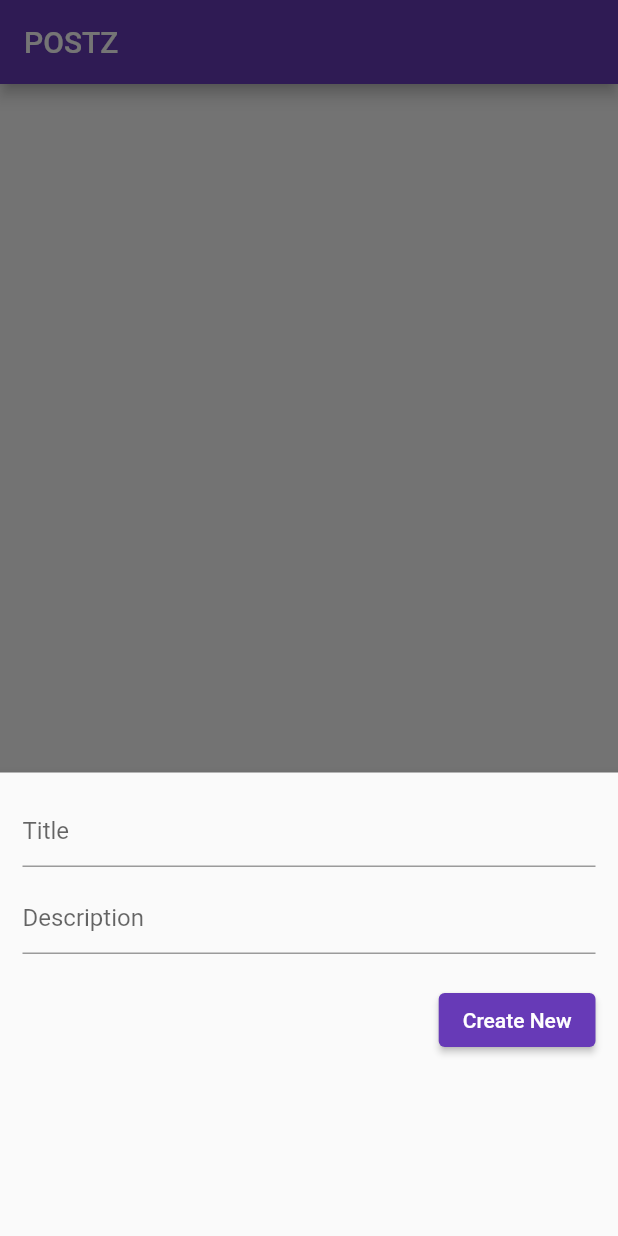
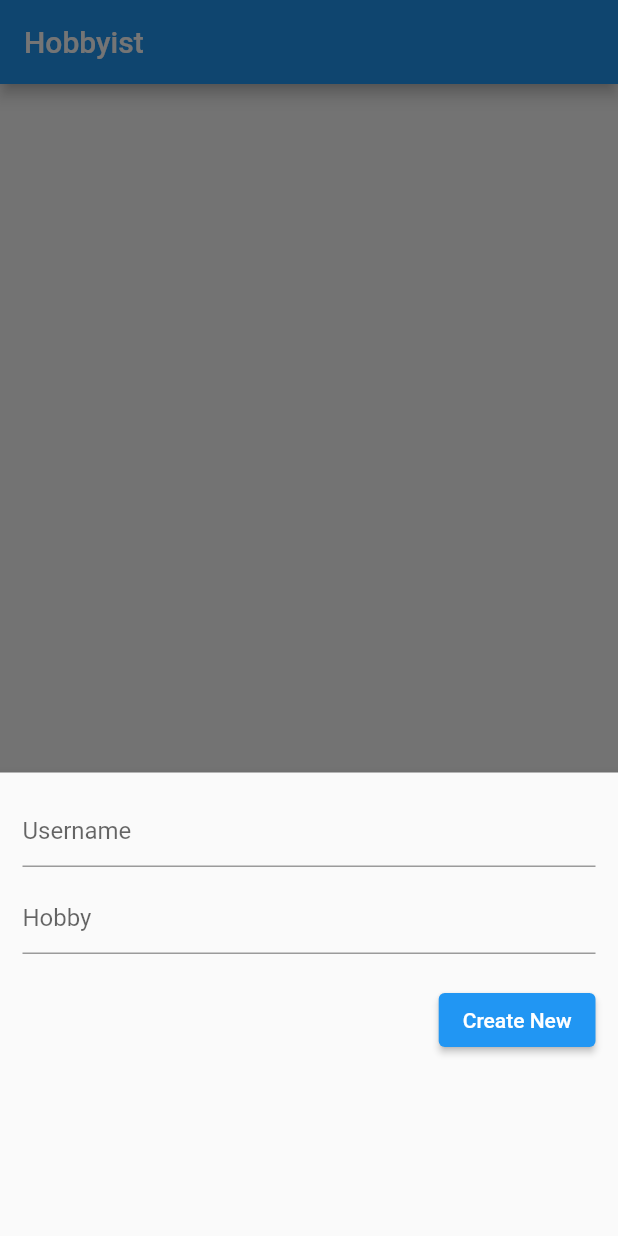
Before and after one commit to madbull12/flutter-assignment, a Flutter app: the screen it shows after launch, after a tap on the "add" icon, on a phone screen of 412 x 824 dp. Run offline on Flutter 3.47's test engine with Material 2 defaults, Android fonts, the phone set to English and light mode, and no system bars; our stand-ins replace sqflite; accounts and stored records are empty.

```diff
--- a/lib/sql_helper.dart
+++ b/lib/db_helper.dart
@@ -1,23 +1,20 @@
 import 'package:flutter/foundation.dart';
 import 'package:sqflite/sqflite.dart' as sql;
 
-class SQLHelper {
+class DBHelper {
   static Future<void> createTables(sql.Database database) async {
     await database.execute("""CREATE TABLE items(
         id INTEGER PRIMARY KEY AUTOINCREMENT NOT NULL,
-        title TEXT,
-        description TEXT,
+        username TEXT,
+        hobby TEXT,
         createdAt TIMESTAMP NOT NULL DEFAULT CURRENT_TIMESTAMP
       )
       """);
   }
-// id: the id of a item
-// title, description: name and description of your activity
-// created_at: the time that the item was created. It will be automatically handled by SQLite
 
   static Future<sql.Database> db() async {
     return sql.openDatabase(
-      'andrian.db',
+      'jeck.db',
       version: 1,
       onCreate: (sql.Database database, int version) async {
         await createTables(database);
@@ -25,37 +22,31 @@ class SQLHelper {
     );
   }
 
-  // Create new item (journal)
-  static Future<int> createItem(String title, String? descrption) async {
-    final db = await SQLHelper.db();
+  static Future<int> createItem(String username, String? hobby) async {
+    final db = await DBHelper.db();
 
-    final data = {'title': title, 'description': descrption};
+    final data = {'username': username, 'hobby': hobby};
     final id = await db.insert('items', data,
         conflictAlgorithm: sql.ConflictAlgorithm.replace);
     return id;
   }
 
-  // Read all items (journals)
   static Future<List<Map<String, dynamic>>> getItems() async {
-    final db = await SQLHelper.db();
+    final db = await DBHelper.db();
     return db.query('items', orderBy: "id");
   }
 
-  // Read a single item by id
-  // The app doesn't use this method but I put here in case you want to see it
   static Future<List<Map<String, dynamic>>> getItem(int id) async {
-    final db = await SQLHelper.db();
+    final db = await DBHelper.db();
     return db.query('items', where: "id = ?", whereArgs: [id], limit: 1);
   }
 
-  // Update an item by id
-  static Future<int> updateItem(
-      int id, String title, String? descrption) async {
-    final db = await SQLHelper.db();
+  static Future<int> updateItem(int id, String username, String? hobby) async {
+    final db = await DBHelper.db();
 
     final data = {
-      'title': title,
-      'description': descrption,
+      'username': username,
+      'hobby': hobby,
       'createdAt': DateTime.now().toString()
     };
 
@@ -64,9 +55,8 @@ class SQLHelper {
     return result;
   }
 
-  // Delete
   static Future<void> deleteItem(int id) async {
-    final db = await SQLHelper.db();
+    final db = await DBHelper.db();
     try {
       await db.delete("items", where: "id = ?", whereArgs: [id]);
     } catch (err) {
--- a/lib/main.dart
+++ b/lib/main.dart
@@ -1,7 +1,7 @@
 // main.dart
 import 'package:flutter/material.dart';
 
-import 'sql_helper.dart';
+import 'db_helper.dart';
 import 'package:flutter_sqlite/splash_screen.dart';
 
 void main() {
@@ -16,35 +16,33 @@ class MyApp extends StatelessWidget {
     return MaterialApp(
       // Remove the debug banner
       debugShowCheckedModeBanner: false,
-      title: 'POSTZ',
+      title: 'Hobbyist',
       theme: ThemeData(
-        primarySwatch: Colors.deepPurple,
+        primarySwatch: Colors.blue,
       ),
       home: SplashScreen(),
       routes: {
-        '/home': (context) => HomePage(),
+        '/home': (context) => HomeScreen(),
       },
     );
   }
 }
 
-class HomePage extends StatefulWidget {
-  const HomePage({Key? key}) : super(key: key);
+class HomeScreen extends StatefulWidget {
+  const HomeScreen({Key? key}) : super(key: key);
 
   @override
-  State<HomePage> createState() => _HomePageState();
+  State<HomeScreen> createState() => _HomeScreenState();
 }
 
-class _HomePageState extends State<HomePage> {
-  // All journals
-  List<Map<String, dynamic>> _posts = [];
+class _HomeScreenState extends State<HomeScreen> {
+  List<Map<String, dynamic>> _items = [];
 
   bool _isLoading = true;
-  // This function is used to fetch all data from the database
-  void _refreshPosts() async {
-    final data = await SQLHelper.getItems();
+  void _refreshItems() async {
+    final data = await DBHelper.getItems();
     setState(() {
-      _posts = data;
+      _items = data;
       _isLoading = false;
     });
   }
@@ -52,21 +50,17 @@ class _HomePageState extends State<HomePage> {
   @override
   void initState() {
     super.initState();
-    _refreshPosts(); // Loading the diary when the app starts
+    _refreshItems();
   }
 
-  final TextEditingController _titleController = TextEditingController();
-  final TextEditingController _descriptionController = TextEditingController();
+  final TextEditingController _usernameController = TextEditingController();
+  final TextEditingController _hobbyController = TextEditingController();
 
-  // This function will be triggered when the floating button is pressed
-  // It will also be triggered when you want to update an item
   void _showForm(int? id) async {
     if (id != null) {
-      // id == null -> create new item
-      // id != null -> update an existing item
-      final existingPost = _posts.firstWhere((element) => element['id'] == id);
-      _titleController.text = existingPost['title'];
-      _descriptionController.text = existingPost['description'];
+      final existingItem = _items.firstWhere((element) => element['id'] == id);
+      _usernameController.text = existingItem['username'];
+      _hobbyController.text = existingItem['hobby'];
     }
 
     showModalBottomSheet(
@@ -78,7 +72,6 @@ class _HomePageState extends State<HomePage> {
                 top: 15,
                 left: 15,
                 right: 15,
-                // this will prevent the soft keyboard from covering the text fields
                 bottom: MediaQuery.of(context).viewInsets.bottom + 120,
               ),
               child: Column(
@@ -86,22 +79,21 @@ class _HomePageState extends State<HomePage> {
                 crossAxisAlignment: CrossAxisAlignment.end,
                 children: [
                   TextField(
-                    controller: _titleController,
-                    decoration: const InputDecoration(hintText: 'Title'),
+                    controller: _usernameController,
+                    decoration: const InputDecoration(hintText: 'Username'),
                   ),
                   const SizedBox(
                     height: 10,
                   ),
                   TextField(
-                    controller: _descriptionController,
-                    decoration: const InputDecoration(hintText: 'Description'),
+                    controller: _hobbyController,
+                    decoration: const InputDecoration(hintText: 'Hobby'),
                   ),
                   const SizedBox(
                     height: 20,
                   ),
                   ElevatedButton(
                     onPressed: () async {
-                      // Save new journal
                       if (id == null) {
                         await _addItem();
                       }
@@ -110,11 +102,9 @@ class _HomePageState extends State<HomePage> {
                         await _updateItem(id);
                       }
 
-                      // Clear the text fields
-                      _titleController.text = '';
-                      _descriptionController.text = '';
+                      _usernameController.text = '';
+                      _hobbyController.text = '';
 
-                      // Close the bottom sheet
                       Navigator.of(context).pop();
                     },
                     child: Text(id == null ? 'Create New' : 'Update'),
@@ -124,59 +114,55 @@ class _HomePageState extends State<HomePage> {
             ));
   }
 
-// Insert a new journal to the database
   Future<void> _addItem() async {
-    await SQLHelper.createItem(
-        _titleController.text, _descriptionController.text);
-    _refreshPosts();
+    await DBHelper.createItem(_usernameController.text, _hobbyController.text);
+    _refreshItems();
   }
 
-  // Update an existing journal
   Future<void> _updateItem(int id) async {
-    await SQLHelper.updateItem(
-        id, _titleController.text, _descriptionController.text);
-    _refreshPosts();
+    await DBHelper.updateItem(
+        id, _usernameController.text, _hobbyController.text);
+    _refreshItems();
   }
 
-  // Delete an item
   void _deleteItem(int id) async {
-    await SQLHelper.deleteItem(id);
+    await DBHelper.deleteItem(id);
     ScaffoldMessenger.of(context).showSnackBar(const SnackBar(
-      content: Text('Successfully deleted a post!'),
+      content: Text('Successfully deleted an item!'),
     ));
-    _refreshPosts();
+    _refreshItems();
   }
 
   @override
   Widget build(BuildContext context) {
     return Scaffold(
       appBar: AppBar(
-        title: const Text('POSTZ'),
+        title: const Text('Hobbyist'),
       ),
       body: _isLoading
           ? const Center(
               child: CircularProgressIndicator(),
             )
           : ListView.builder(
-              itemCount: _posts.length,
+              itemCount: _items.length,
               itemBuilder: (context, index) => Card(
-                color: Colors.purple[300],
+                color: Colors.blue[300],
                 margin: const EdgeInsets.all(15),
                 child: ListTile(
                     isThreeLine: true,
-                    title: Text(_posts[index]['title']),
-                    subtitle: Text(_posts[index]['description']),
+                    title: Text(_items[index]['username']),
+                    subtitle: Text(_items[index]['hobby']),
                     trailing: SizedBox(
                       width: 100,
                       child: Row(
                         children: [
                           IconButton(
                             icon: const Icon(Icons.edit),
-                            onPressed: () => _showForm(_posts[index]['id']),
+                            onPressed: () => _showForm(_items[index]['id']),
                           ),
                           IconButton(
                             icon: const Icon(Icons.delete),
-                            onPressed: () => _deleteItem(_posts[index]['id']),
+                            onPressed: () => _deleteItem(_items[index]['id']),
                           ),
                         ],
                       ),
--- a/lib/splash_screen.dart
+++ b/lib/splash_screen.dart
@@ -20,13 +20,13 @@ class _SplashScreenState extends State<SplashScreen> {
   Widget build(BuildContext context) {
     return Scaffold(
       body: Container(
-        color: Colors.deepPurple,
+        color: Colors.blue,
         child: Center(
           child: Column(
             mainAxisAlignment: MainAxisAlignment.center,
             children: [
               Text(
-                'POSTZ',
+                'Hobbyist',
                 style: TextStyle(
                     fontSize: 36,
                     fontWeight: FontWeight.bold,
@@ -34,7 +34,7 @@ class _SplashScreenState extends State<SplashScreen> {
               ),
               SizedBox(height: 16),
               Text(
-                'Write meaningful posts',
+                'Write your hobbies!',
                 style: TextStyle(fontSize: 18, color: Colors.white),
               ),
             ],
```
